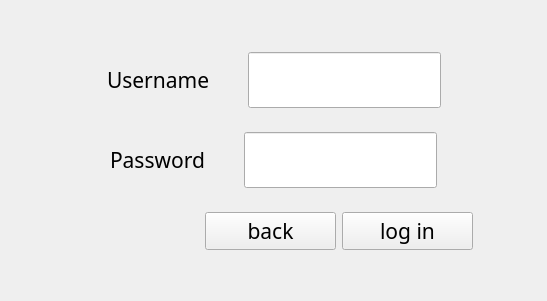
Above: messenger/log_in.ui from SeyedAliamiri/Messenger_cpp-31-_9 before the change. Below: the same form after it.
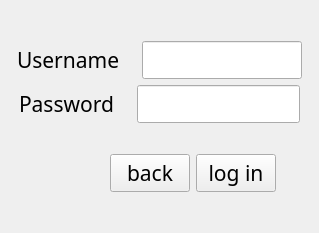
That is the form after the change.

The edit to the form file:
```diff
--- a/messenger/log_in.ui
+++ b/messenger/log_in.ui
@@ -6,8 +6,8 @@
    <rect>
     <x>0</x>
     <y>0</y>
-    <width>547</width>
-    <height>301</height>
+    <width>319</width>
+    <height>233</height>
    </rect>
   </property>
   <property name="sizePolicy">
@@ -41,7 +41,7 @@
      </spacer>
     </item>
     <item>
-     <layout class="QVBoxLayout" name="verticalLayout_2" stretch="3,1,3,1,3">
+     <layout class="QVBoxLayout" name="verticalLayout_2" stretch="3,3,2,3">
       <item>
        <layout class="QHBoxLayout" name="horizontalLayout_2">
         <item>
@@ -66,7 +66,7 @@
            </font>
           </property>
           <property name="text">
-           <string>Username      </string>
+           <string>Username   </string>
           </property>
          </widget>
         </item>
@@ -122,19 +122,6 @@
         </item>
        </layout>
       </item>
-      <item>
-       <spacer name="verticalSpacer_4">
-        <property name="orientation">
-         <enum>Qt::Vertical</enum>
-        </property>
-        <property name="sizeHint" stdset="0">
-         <size>
-          <width>20</width>
-          <height>40</height>
-         </size>
-        </property>
-       </spacer>
-      </item>
       <item>
        <layout class="QHBoxLayout" name="horizontalLayout_3">
         <item>
@@ -159,7 +146,7 @@
            </font>
           </property>
           <property name="text">
-           <string>Password      </string>
+           <string>Password   </string>
           </property>
          </widget>
         </item>
```
